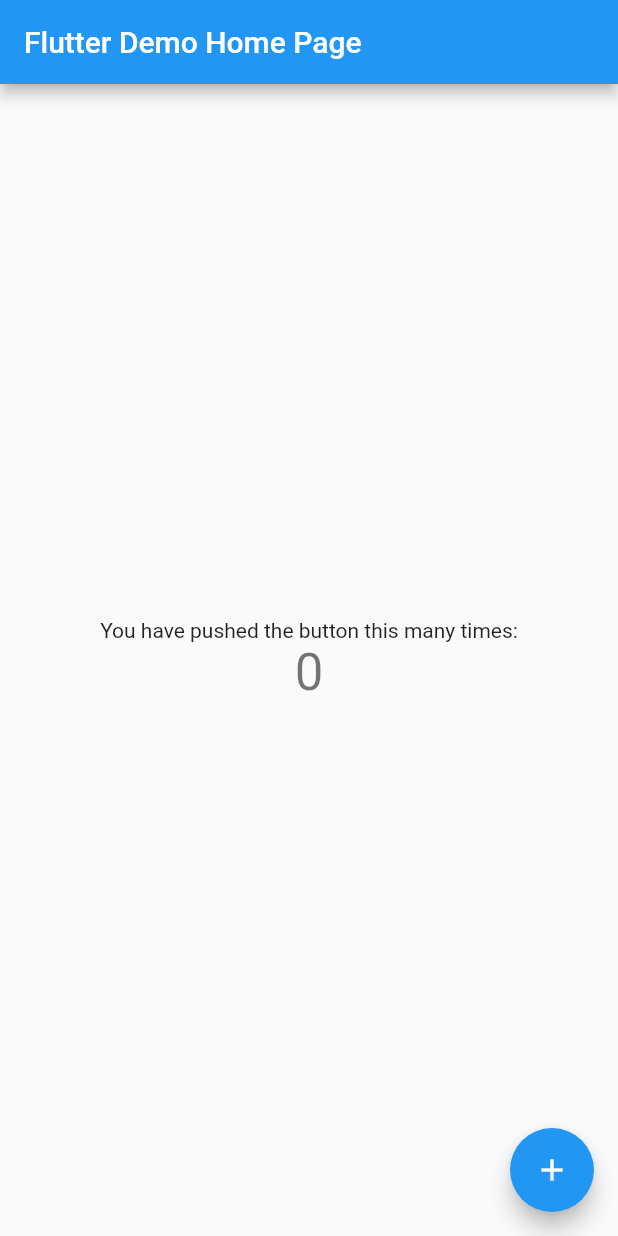
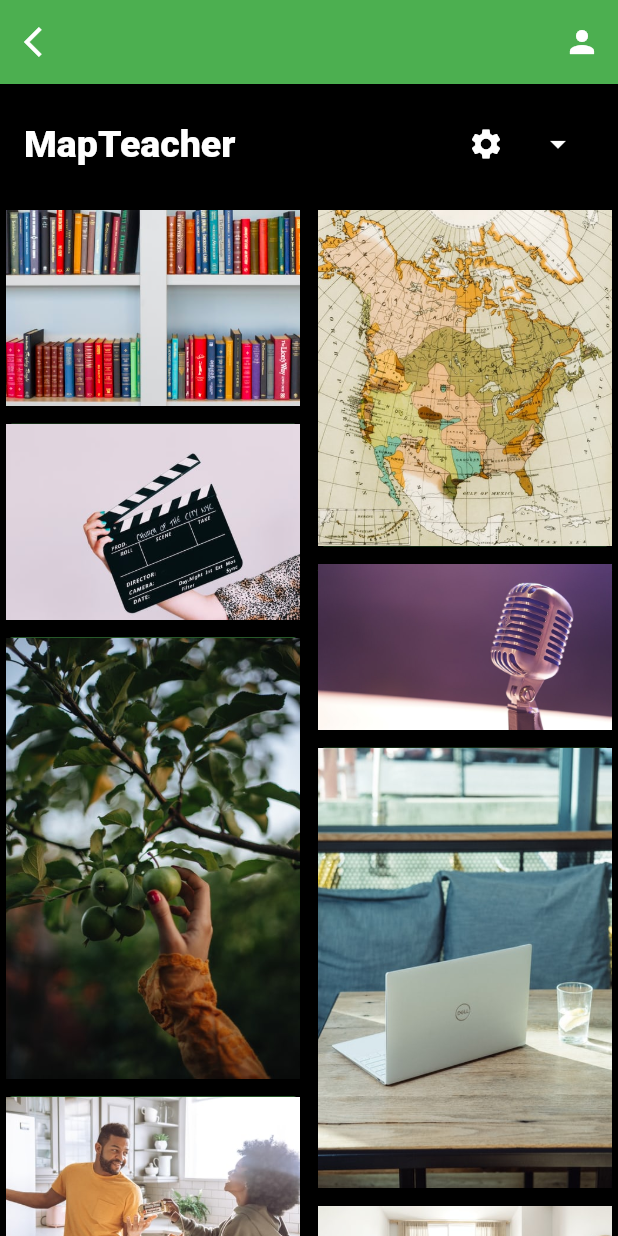
Before and after one commit to sakilbabu/map_teacher, a Flutter app: the screen it shows after launch, on a phone screen of 412 x 824 dp. Run offline on Flutter 3.47's test engine with Material 2 defaults, Android fonts, the phone set to English and light mode, and no system bars; Roboto replaces fonts that are missing (avenir).

Commit message:
"popup menu added"

```diff
--- /dev/null
+++ b/lib/MyHomePage.dart
@@ -0,0 +1,126 @@
+import 'package:flutter/material.dart';
+import 'package:flutter_staggered_grid_view/flutter_staggered_grid_view.dart';
+import 'package:map_teacher/continets.dart';
+
+class MyHomePage extends StatelessWidget {
+  List<String> images = [
+    "assets/images/book_store.jpeg",
+    "assets/images/map.jpeg",
+    "assets/images/movie.jpeg",
+    "assets/images/music.jpeg",
+    "assets/images/5.jpeg",
+    "assets/images/6.jpeg",
+    "assets/images/7.jpeg",
+    "assets/images/8.jpeg",
+    "assets/images/9.jpeg",
+    "assets/images/10.jpeg",
+  ];
+  List<String> continents = ["Asia", "America", "Europe"];
+
+  List<String> items = ['map', 'movies', 'shop'];
+
+  @override
+  Widget build(BuildContext context) {
+    return Scaffold(
+      backgroundColor: Colors.black,
+      appBar: AppBar(
+        elevation: 0,
+        backgroundColor: Colors.green,
+        leading: Icon(
+          Icons.arrow_back_ios,
+          color: Colors.white,
+        ),
+        actions: [
+          IconButton(
+            onPressed: () {},
+            icon: Icon(
+              Icons.person,
+              color: Colors.white,
+            ),
+          )
+        ],
+      ),
+      body: Column(
+        children: [
+          Padding(
+            padding: const EdgeInsets.all(16.0),
+            child: Row(
+              children: [
+                Expanded(
+                  child: Text(
+                    "MapTeacher",
+                    style: TextStyle(
+                        fontFamily: 'avenir',
+                        fontSize: 25,
+                        fontWeight: FontWeight.w900,
+                        color: Colors.white),
+                  ),
+                ),
+                IconButton(
+                  onPressed: () {},
+                  icon: Icon(
+                    Icons.settings,
+                    color: Colors.white,
+                  ),
+                ),
+                PopupMenuButton(
+                    color: Colors.black,
+                    icon: Icon(
+                      Icons.arrow_drop_down,
+                      color: Colors.white,
+                    ),
+                    itemBuilder: (context) => [
+                          PopupMenuItem(
+                            child: Text(
+                              "First",
+                              style: TextStyle(color: Colors.white),
+                            ),
+                            value: 1,
+                          ),
+                          PopupMenuItem(
+                            child: Text(
+                              "Second",
+                              style: TextStyle(color: Colors.white),
+                            ),
+                            value: 2,
+                          )
+                        ])
+              ],
+            ),
+          ),
+          Expanded(
+            child: StaggeredGridView.countBuilder(
+              crossAxisCount: 2,
+              itemCount: images.length,
+              mainAxisSpacing: 4.0,
+              crossAxisSpacing: 4.0,
+              itemBuilder: (context, index) {
+                return Container(
+                  child: Card(
+                    color: Colors.green,
+                    child: Column(
+                      children: [
+                        InkWell(
+                          onTap: () {
+                            final route = MaterialPageRoute(
+                                builder: (BuildContext context) {
+                              return Continets(
+                                classModel: continents[index],
+                              );
+                            });
+                          },
+                          child: Image.asset(images[index]),
+                        ),
+                      ],
+                    ),
+                  ),
+                );
+              },
+              staggeredTileBuilder: (index) => StaggeredTile.fit(1),
+            ),
+          ),
+        ],
+      ),
+    );
+  }
+}
--- /dev/null
+++ b/lib/continets.dart
@@ -0,0 +1,12 @@
+import 'package:flutter/material.dart';
+
+class Continets extends StatelessWidget {
+  const Continets({Key? key, required String classModel}) : super(key: key);
+
+  @override
+  Widget build(BuildContext context) {
+    return Scaffold(
+      body: Text("lool"),
+    );
+  }
+}
--- a/lib/main.dart
+++ b/lib/main.dart
@@ -1,115 +1,23 @@
 import 'package:flutter/material.dart';
 
+import 'MyHomePage.dart';
+
 void main() {
-  runApp(const MyApp());
+  runApp(MyApp());
 }
 
 class MyApp extends StatelessWidget {
-  const MyApp({Key? key}) : super(key: key);
+  MyApp({Key? key}) : super(key: key);
 
-  // This widget is the root of your application.
   @override
   Widget build(BuildContext context) {
     return MaterialApp(
+      debugShowCheckedModeBanner: false,
       title: 'Flutter Demo',
       theme: ThemeData(
-        // This is the theme of your application.
-        //
-        // Try running your application with "flutter run". You'll see the
-        // application has a blue toolbar. Then, without quitting the app, try
-        // changing the primarySwatch below to Colors.green and then invoke
-        // "hot reload" (press "r" in the console where you ran "flutter run",
-        // or simply save your changes to "hot reload" in a Flutter IDE).
-        // Notice that the counter didn't reset back to zero; the application
-        // is not restarted.
         primarySwatch: Colors.blue,
       ),
-      home: const MyHomePage(title: 'Flutter Demo Home Page'),
+      home: MyHomePage(),
     );
   }
 }
-
-class MyHomePage extends StatefulWidget {
-  const MyHomePage({Key? key, required this.title}) : super(key: key);
-
-  // This widget is the home page of your application. It is stateful, meaning
-  // that it has a State object (defined below) that contains fields that affect
-  // how it looks.
-
-  // This class is the configuration for the state. It holds the values (in this
-  // case the title) provided by the parent (in this case the App widget) and
-  // used by the build method of the State. Fields in a Widget subclass are
-  // always marked "final".
-
-  final String title;
-
-  @override
-  State<MyHomePage> createState() => _MyHomePageState();
-}
-
-class _MyHomePageState extends State<MyHomePage> {
-  int _counter = 0;
-
-  void _incrementCounter() {
-    setState(() {
-      // This call to setState tells the Flutter framework that something has
-      // changed in this State, which causes it to rerun the build method below
-      // so that the display can reflect the updated values. If we changed
-      // _counter without calling setState(), then the build method would not be
-      // called again, and so nothing would appear to happen.
-      _counter++;
-    });
-  }
-
-  @override
-  Widget build(BuildContext context) {
-    // This method is rerun every time setState is called, for instance as done
-    // by the _incrementCounter method above.
-    //
-    // The Flutter framework has been optimized to make rerunning build methods
-    // fast, so that you can just rebuild anything that needs updating rather
-    // than having to individually change instances of widgets.
-    return Scaffold(
-      appBar: AppBar(
-        // Here we take the value from the MyHomePage object that was created by
-        // the App.build method, and use it to set our appbar title.
-        title: Text(widget.title),
-      ),
-      body: Center(
-        // Center is a layout widget. It takes a single child and positions it
-        // in the middle of the parent.
-        child: Column(
-          // Column is also a layout widget. It takes a list of children and
-          // arranges them vertically. By default, it sizes itself to fit its
-          // children horizontally, and tries to be as tall as its parent.
-          //
-          // Invoke "debug painting" (press "p" in the console, choose the
-          // "Toggle Debug Paint" action from the Flutter Inspector in Android
-          // Studio, or the "Toggle Debug Paint" command in Visual Studio Code)
-          // to see the wireframe for each widget.
-          //
-          // Column has various properties to control how it sizes itself and
-          // how it positions its children. Here we use mainAxisAlignment to
-          // center the children vertically; the main axis here is the vertical
-          // axis because Columns are vertical (the cross axis would be
-          // horizontal).
-          mainAxisAlignment: MainAxisAlignment.center,
-          children: <Widget>[
-            const Text(
-              'You have pushed the button this many times:',
-            ),
-            Text(
-              '$_counter',
-              style: Theme.of(context).textTheme.headline4,
-            ),
-          ],
-        ),
-      ),
-      floatingActionButton: FloatingActionButton(
-        onPressed: _incrementCounter,
-        tooltip: 'Increment',
-        child: const Icon(Icons.add),
-      ), // This trailing comma makes auto-formatting nicer for build methods.
-    );
-  }
-}
--- a/pubspec.yaml
+++ b/pubspec.yaml
@@ -34,6 +34,7 @@ dependencies:
   # The following adds the Cupertino Icons font to your application.
   # Use with the CupertinoIcons class for iOS style icons.
   cupertino_icons: ^1.0.2
+  flutter_staggered_grid_view: ^0.4.0
 
 dev_dependencies:
   flutter_test:
@@ -58,9 +59,8 @@ flutter:
   uses-material-design: true
 
   # To add assets to your application, add an assets section, like this:
-  # assets:
-  #   - images/a_dot_burr.jpeg
-  #   - images/a_dot_ham.jpeg
+  assets:
+    - assets/images/
 
   # An image asset can refer to one or more resolution-specific "variants", see
   # https://flutter.dev/assets-and-images/#resolution-aware.
```
Also changed, not shown: assets/images/1.jpeg (added), assets/images/10.jpeg (added), assets/images/2.jpeg (added), assets/images/3.jpeg (added), assets/images/4.jpeg (added), assets/images/5.jpeg (added), assets/images/6.jpeg (added), assets/images/7.jpeg (added), assets/images/8.jpeg (added), assets/images/9.jpeg (added), assets/images/book_store.jpeg (added), assets/images/map.jpeg (added), assets/images/movie.jpeg (added), assets/images/music.jpeg (added), 1 more files, 1 other file.
